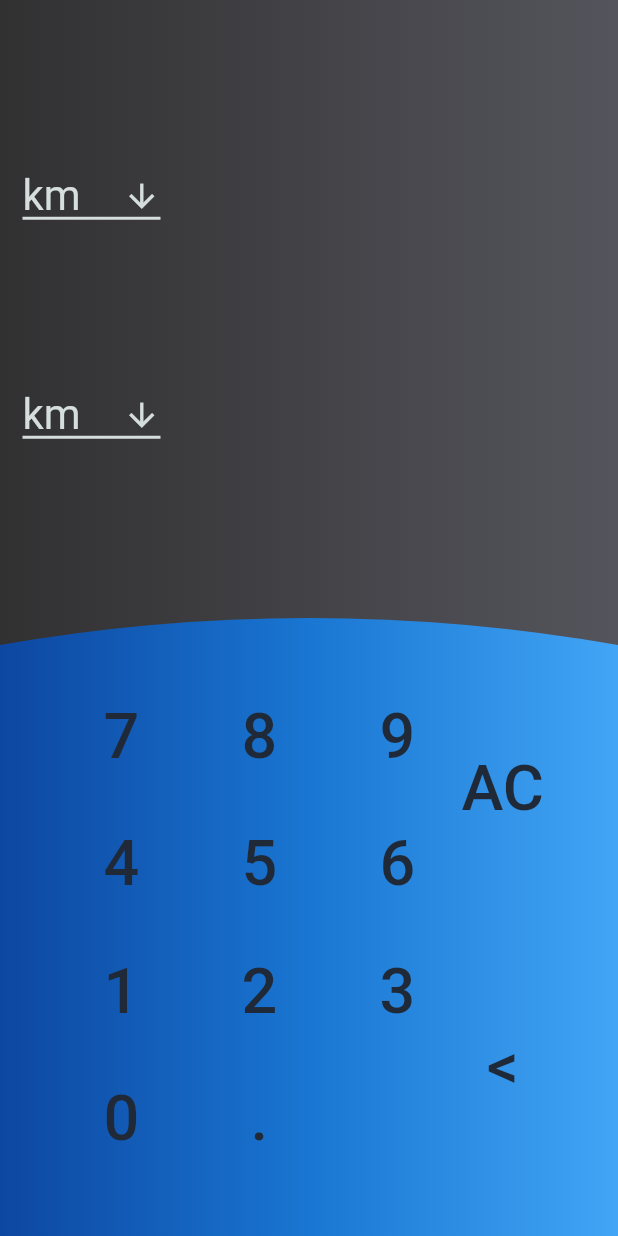
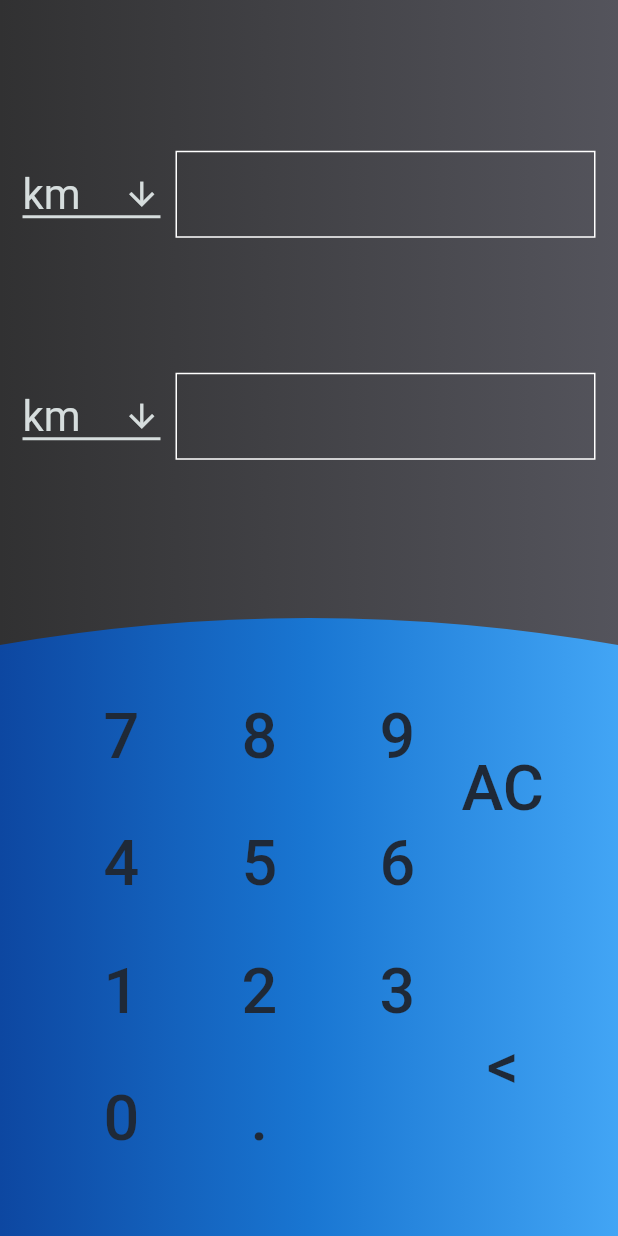
Before and after one commit to malik-vishu/Calculator-Flutter, a Flutter app: the ConversionScreen screen opened by its route, after a tap on "AC", on a phone screen of 412 x 824 dp. Run offline on Flutter 3.47's test engine with Material 2 defaults, Android fonts, the phone set to English and light mode, and no system bars; drawn by our look-alikes of velocity_x; our stand-ins replace math_expressions; missing offline and left inert: units_converter.

```diff
--- a/lib/main.dart
+++ b/lib/main.dart
@@ -17,11 +17,11 @@ class MyApp extends StatelessWidget {
     return MaterialApp(
         title: 'Calculator',
         debugShowCheckedModeBanner: false,
-        initialRoute: AllRoutes.conversion,
+        initialRoute: AllRoutes.options,
         routes: {
           AllRoutes.home: (context) => HomeScreen(),
           AllRoutes.options: (context) => CalculatorOptionsScreen(),
-          AllRoutes.conversion: (context) => ConversionScreen()
+          AllRoutes.conversion: (context) => ConversionScreen(conversionType: "Length")
         });
   }
 }
--- a/lib/screens/conversion_screen.dart
+++ b/lib/screens/conversion_screen.dart
@@ -5,24 +5,47 @@ import 'package:velocity_x/velocity_x.dart';
 import '../components/home_rows.dart';
 import '../components/themes.dart';
 
-List<String> typeList = ["km", "m", "cm", "mm", "um", "nm"];
-
 class ConversionScreen extends StatefulWidget {
-  const ConversionScreen({super.key});
-
+  List<String> typeList = [];
+  String? type;
+  String? conversionType;
+  ConversionScreen({super.key, this.conversionType}) {
+    if (conversionType == "Length") {
+      typeList = lengthList;
+      type = "L";
+    }
+    else if(conversionType == "Mass"){
+      typeList = massList;
+      type = "M";
+    }
+    else {
+      typeList = ["a", "b"];
+    }
+    print("typelist:$typeList");
+  }
   @override
-  State<ConversionScreen> createState() => _ConversionScreenState();
+  State<ConversionScreen> createState() => _ConversionScreenState(typeList,type);
 }
 
 class _ConversionScreenState extends State<ConversionScreen> {
-  String dropdownValue = typeList.first;
-  String dropdownValue2 = typeList.first;
-
   bool field1 = false;
   bool field2 = false;
 
   String field1Text = "";
   String field2Text = "";
+
+       _ConversionScreenState(List<String> typeList,String? t){
+
+      dropdownValue2 = typeList.first;
+      dropdownValue = typeList.first;
+      type = t;
+       }
+  String? dropdownValue2 ;
+
+ String? dropdownValue ;
+
+String? type;
+
 
   onClick(value) {
     print(value);
@@ -35,7 +58,7 @@ class _ConversionScreenState extends State<ConversionScreen> {
         field1Text += value;
         if (field1Text.isNotEmptyAndNotNull) {
           field2Text =
-              conversionFunction(field1Text, dropdownValue, dropdownValue2)
+              conversionFunction(field1Text, dropdownValue!, dropdownValue2!,type: type!)
                   .toString();
         }
       }
@@ -48,7 +71,7 @@ class _ConversionScreenState extends State<ConversionScreen> {
         field2Text += value;
         if (field2Text.isNotEmptyAndNotNull) {
           field1Text =
-              conversionFunction(field2Text, dropdownValue2, dropdownValue)
+              conversionFunction(field2Text, dropdownValue2!, dropdownValue!,type: type!)
                   .toString();
         }
       }
@@ -91,6 +114,7 @@ class _ConversionScreenState extends State<ConversionScreen> {
                               alignment: Alignment.bottomCenter,
                               isExpanded: true,
                               value: dropdownValue,
+                              // value: d1,
                               icon: const Icon(Icons.arrow_downward,
                                   size: 25,
                                   color: Color.fromARGB(255, 214, 221, 221)),
@@ -105,11 +129,14 @@ class _ConversionScreenState extends State<ConversionScreen> {
                               dropdownColor: Colors.black12,
                               onChanged: (String? value) {
                                 dropdownValue = value!;
+                                // setv1 = value!;
                                 setState(() {
                                   onClick("");
                                 });
                               },
-                              items: typeList.map<DropdownMenuItem<String>>(
+                              items: widget
+                                  .typeList
+                                  .map<DropdownMenuItem<String>>(
                                       (String value) {
                                 return DropdownMenuItem<String>(
                                   value: value,
@@ -121,8 +148,10 @@ class _ConversionScreenState extends State<ConversionScreen> {
                           const SizedBox(
                             width: 10,
                           ),
-                          SizedBox(
+                          Container(
                             width: 280,
+                            decoration: BoxDecoration(
+                                border: Border.all(color: Colors.white)),
                             child: InkWell(
                                 onTap: () {
                                   field1 = true;
@@ -148,6 +177,7 @@ class _ConversionScreenState extends State<ConversionScreen> {
                               alignment: Alignment.bottomCenter,
                               dropdownColor: Colors.black12,
                               value: dropdownValue2,
+                              // value: d2,
                               icon: const Icon(
                                 Icons.arrow_downward,
                                 size: 25,
@@ -164,11 +194,14 @@ class _ConversionScreenState extends State<ConversionScreen> {
                               ),
                               onChanged: (String? value) {
                                 dropdownValue2 = value!;
+                                // setv2 =value!;
                                 setState(() {
                                   onClick("");
                                 });
                               },
-                              items: typeList.map<DropdownMenuItem<String>>(
+                              items:
+                                  widget.typeList
+                                  .map<DropdownMenuItem<String>>(
                                       (String value) {
                                 return DropdownMenuItem<String>(
                                   value: value,
@@ -180,8 +213,10 @@ class _ConversionScreenState extends State<ConversionScreen> {
                           const SizedBox(
                             width: 10,
                           ),
-                          SizedBox(
+                          Container(
                               width: 280,
+                              decoration: BoxDecoration(
+                                  border: Border.all(color: Colors.white)),
                               child: InkWell(
                                   onTap: () {
                                     field2 = true;
@@ -303,8 +338,13 @@ class _ConversionScreenState extends State<ConversionScreen> {
   }
 }
 
-conversionFunction(String fieldText, String from, String to) {
+List<String> lengthList = ["km", "m", "cm", "mm", "um", "nm"];
+List<String> massList = ["kg", "gm", "pound", "mg", "ug", "ng"];
+
+conversionFunction(String fieldText, String from, String to,
+    {String type = "L"}) {
   //TODO
+  if (type == "L") {
     Map<String, LENGTH> mp = {
       "km": LENGTH.kilometers,
       "m": LENGTH.meters,
@@ -327,4 +367,28 @@ conversionFunction(String fieldText, String from, String to) {
 
     var ans = mp1[to]!.value;
     return ans;
+  } else if (type == "M") {
+    Map<String, MASS> mp = {
+      "kg": MASS.kilograms,
+      "gm": MASS.grams,
+      "pound": MASS.pounds,
+      "mg": MASS.milligrams,
+      "ug": MASS.micrograms,
+      "nm": MASS.nanograms
+    };
+    var mass = Mass(significantFigures: 5, removeTrailingZeros: true)
+      ..convert(mp[from]!, double.parse(fieldText));
+
+    Map<String, Unit> mp1 = {
+      "kg": mass.kilograms,
+      "gm": mass.grams,
+      "pound": mass.pounds,
+      "mg": mass.milligrams,
+      "ug": mass.micrograms,
+      "ng": mass.nanograms
+    };
+
+    var ans = mp1[to]!.value;
+    return ans;
   }
+}
```
Also changed, not shown: lib/screens/calc_type_screen.dart (+10 -6 lines). Lines whose indentation alone changed are shown as unchanged.
